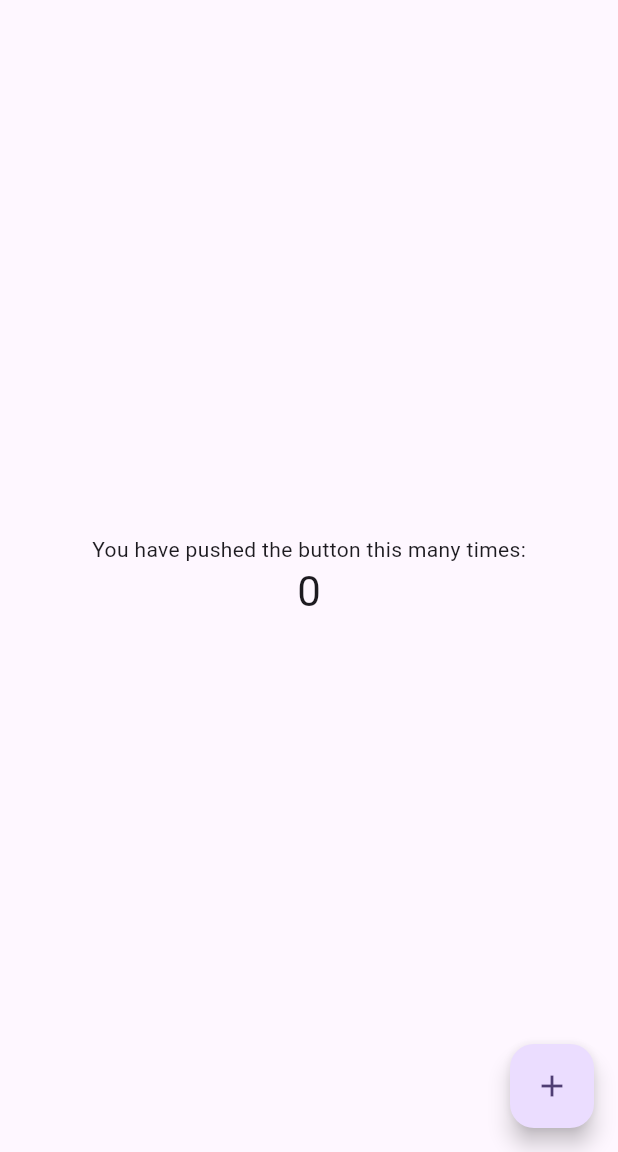
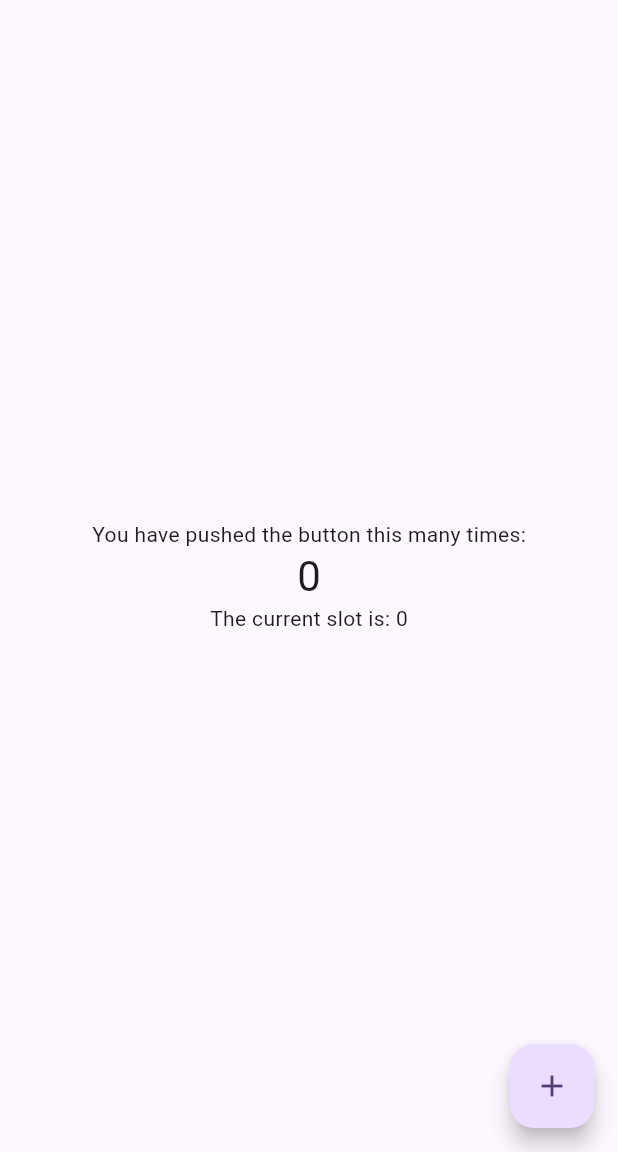
Before and after one commit to abhidhadke/mind_mystique_codefiesta_2024, a Flutter app: the screen it shows after launch, on a phone screen of 412 x 824 dp, the part 84-1236 px from its top. Run offline on Flutter 3.47's test engine with Material 3 defaults, Android fonts, the phone set to English and light mode, and no system bars.

Commit message:
Backend
Logic building for slot selection

```diff
--- /dev/null
+++ b/lib/Data/Slots.dart
@@ -0,0 +1,13 @@
+int SlotNumber(DateTime time){
+
+  if (time.minute > 45)
+    return -1;
+  else{
+    switch(time.hour){
+      case 13 : return 1;
+      case 14 : return 2;
+      case 15 : return 3;
+    }
+  }
+  return 0;
+}
--- a/lib/main.dart
+++ b/lib/main.dart
@@ -1,4 +1,5 @@
 import 'package:flutter/material.dart';
+import 'Data/Slots.dart' as slot;
 
 void main() {
   runApp(const MyApp());
@@ -11,6 +12,7 @@ class MyApp extends StatelessWidget {
   @override
   Widget build(BuildContext context) {
     return MaterialApp(
+      debugShowCheckedModeBanner: false,
       title: 'Flutter Demo',
       theme: ThemeData(
         // This is the theme of your application.
@@ -112,6 +114,7 @@ class _MyHomePageState extends State<MyHomePage> {
               '$_counter',
               style: Theme.of(context).textTheme.headlineMedium,
             ),
+            Text('The current slot is: ' + '${slot.SlotNumber(DateTime.now())}')
           ],
         ),
       ),
```
Also changed, not shown: lib/Data/questions.dart (added, +13 -0 lines), pubspec.lock.
